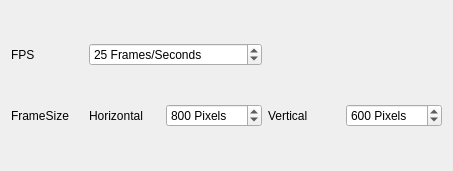
Old version of the form src/GUI/ui/VideoProjectPreferences.ui in the repository VLMC/vlmc.
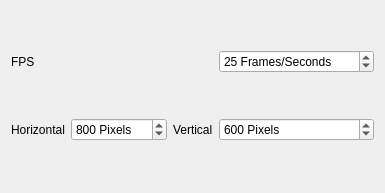
New version of the form.

Commit message: Uddate of the preferences menus

What changed in the file:
```diff
--- a/src/GUI/ui/VideoProjectPreferences.ui
+++ b/src/GUI/ui/VideoProjectPreferences.ui
@@ -6,8 +6,8 @@
    <rect>
     <x>0</x>
     <y>0</y>
-    <width>453</width>
-    <height>171</height>
+    <width>374</width>
+    <height>193</height>
    </rect>
   </property>
   <property name="windowTitle">
@@ -21,31 +21,8 @@
      </property>
     </widget>
    </item>
-   <item row="0" column="1" colspan="2">
-    <widget class="QSpinBox" name="FPSSpinBox">
-     <property name="suffix">
-      <string> Frames/Seconds</string>
-     </property>
-     <property name="minimum">
-      <number>1</number>
-     </property>
-     <property name="maximum">
-      <number>65536</number>
-     </property>
-     <property name="value">
-      <number>25</number>
-     </property>
-    </widget>
-   </item>
-   <item row="1" column="0">
-    <widget class="QLabel" name="FrameSizeLabel">
-     <property name="text">
-      <string>FrameSize</string>
-     </property>
-    </widget>
-   </item>
-   <item row="1" column="1">
-    <widget class="QLabel" name="FrameSizeLabel_2">
+   <item row="1" column="0" colspan="2">
+    <widget class="QLabel" name="FrameSizeLabel_4">
      <property name="text">
       <string>Horizontal</string>
      </property>
@@ -87,6 +64,22 @@
      </property>
     </widget>
    </item>
+   <item row="0" column="4">
+    <widget class="QSpinBox" name="FPSSpinBox">
+     <property name="suffix">
+      <string> Frames/Seconds</string>
+     </property>
+     <property name="minimum">
+      <number>1</number>
+     </property>
+     <property name="maximum">
+      <number>65536</number>
+     </property>
+     <property name="value">
+      <number>25</number>
+     </property>
+    </widget>
+   </item>
   </layout>
  </widget>
  <resources/>
```
Left out of the diff: 6 changed lines with no effect on the pictures. The commit also changes 2 other files.
